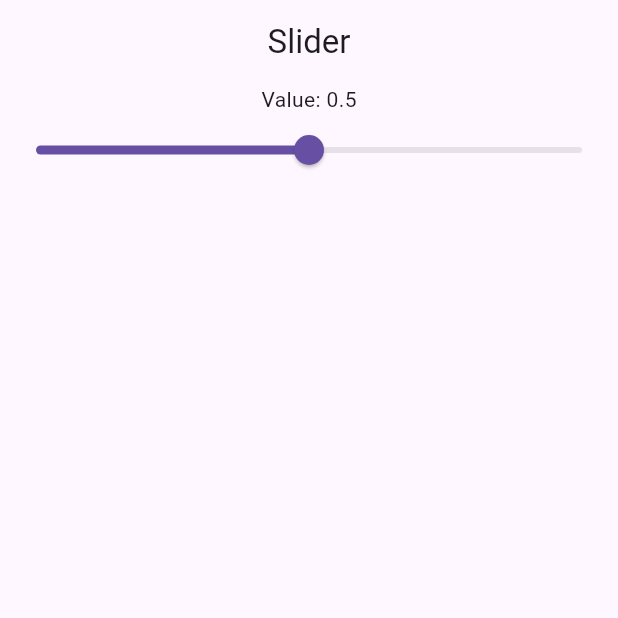
After one commit to ankitpsamrat/Flutter-code-test, a Flutter app: the screen it shows after launch, on a phone screen of 412 x 824 dp, the top half of it. The commit adds this screen. Run offline on Flutter 3.47's test engine with Material 3 defaults, Android fonts, the phone set to English and light mode, and no system bars.

Commit message:
slider example

```diff
--- a/lib/main.dart
+++ b/lib/main.dart
@@ -1,4 +1,4 @@
-import 'package:code_test/screens/animated_floating_btn.dart';
+import 'package:code_test/screens/slider_explore.dart';
 import 'package:flutter/material.dart';
 
 void main() {
@@ -23,7 +23,8 @@ class MyApp extends StatelessWidget {
       // home: MaterialDesign(),
       // home: DottedLineScreen(),
       // home: AnimatedSearchBar(),
-      home: AnimatedFloatingButton(),
+      // home: AnimatedFloatingButton(),
+      home: SliderExplore(),
     );
   }
 }
--- /dev/null
+++ b/lib/screens/slider_explore.dart
@@ -0,0 +1,40 @@
+import 'package:flutter/material.dart';
+
+class SliderExplore extends StatefulWidget {
+  const SliderExplore({Key? key}) : super(key: key);
+
+  @override
+  State<SliderExplore> createState() => _SliderExploreState();
+}
+
+class _SliderExploreState extends State<SliderExplore> {
+  //
+  double _sliderValue = 0.5;
+
+  @override
+  Widget build(BuildContext context) {
+    return Scaffold(
+      appBar: AppBar(
+        centerTitle: true,
+        title: const Text('Slider'),
+      ),
+      body: Column(
+        children: [
+          Text('Value: $_sliderValue'),
+          Slider(
+            value: _sliderValue,
+            min: 0.0,
+            max: 1.0,
+            onChanged: (value) {
+              setState(() {
+                if (value <= 0.8 && value >= 0.3) {
+                  _sliderValue = value;
+                }
+              });
+            },
+          ),
+        ],
+      ),
+    );
+  }
+}
```
